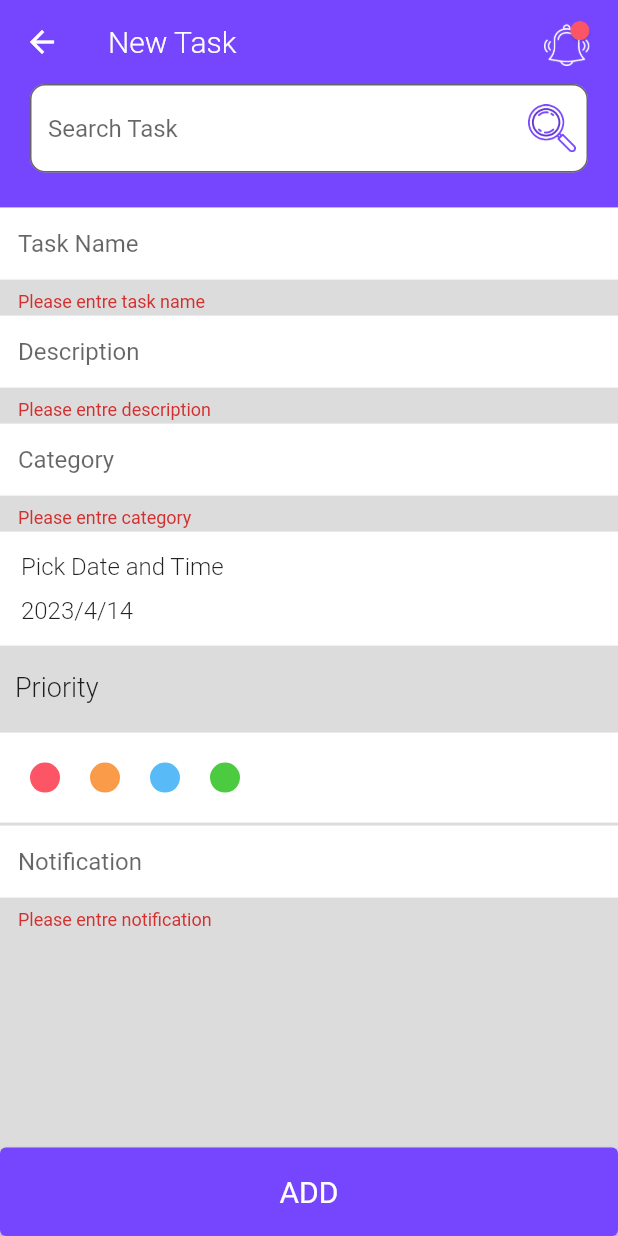
After one commit to melsayed7/todo_task, a Flutter app: the AddNewTask screen opened by its route, after a tap on "ADD", on a phone screen of 412 x 824 dp. The commit adds this screen. Run offline on Flutter 3.47's test engine with Material 2 defaults, Android fonts, the phone set to English and light mode, and no system bars; our stand-ins replace bloc, cloud_firestore, equatable, firebase_core, flutter_bloc, shared_preferences; accounts and stored records are empty.

Commit message:
finish functionality for adding task to firebase

```diff
--- a/lib/core/app_color.dart
+++ b/lib/core/app_color.dart
@@ -4,4 +4,8 @@ class AppColor {
   static Color primaryColor = Color(0xff7646FF);
   static Color whiteColor = Color(0xffFFFFFF);
   static Color textColor = Color(0xff5030A6);
+  static Color redColor = Color(0xffFC5565);
+  static Color yellowColor = Color(0xffFA9B4A);
+  static Color blueColor = Color(0xff58BBF7);
+  static Color greenColor = Color(0xff4CCB41);
 }
--- a/lib/main.dart
+++ b/lib/main.dart
@@ -1,7 +1,9 @@
 import 'package:bloc/bloc.dart';
+import 'package:firebase_core/firebase_core.dart';
 import 'package:flutter/material.dart';
 import 'package:shared_preferences/shared_preferences.dart';
 import 'package:todo_task/core/app_theme.dart';
+import 'package:todo_task/presentation/pages/add_new_task/add_new_task.dart';
 import 'package:todo_task/presentation/pages/login/login_screen.dart';
 
 import 'bloc_observer.dart';
@@ -11,6 +13,7 @@ var email;
 
 void main() async {
   WidgetsFlutterBinding.ensureInitialized();
+  await Firebase.initializeApp();
   SharedPreferences prefs = await SharedPreferences.getInstance();
   email = prefs.getString('email');
   Bloc.observer = MyBlocObserver();
@@ -27,6 +30,7 @@ class MyApp extends StatelessWidget {
       routes: {
         LoginScreen.routeName: (_) => LoginScreen(),
         HomeScreen.routeName: (_) => HomeScreen(),
+        AddNewTask.routeName: (_) => AddNewTask(),
       },
       theme: AppTheme.theme,
     );
--- /dev/null
+++ b/lib/model/firebase_utils.dart
@@ -0,0 +1,17 @@
+import 'package:cloud_firestore/cloud_firestore.dart';
+import 'package:todo_task/model/task_model.dart';
+
+CollectionReference<TaskModel> getTaskCollectionReference() {
+  return FirebaseFirestore.instance.collection('task').withConverter<TaskModel>(
+        fromFirestore: (snapshot, options) =>
+            TaskModel.fromJson(snapshot.data()!),
+        toFirestore: (value, options) => value.toJson(),
+      );
+}
+
+Future<void> addTaskToFirebase(TaskModel model) {
+  var collection = getTaskCollectionReference();
+  var docRef = collection.doc();
+  model.id = docRef.id;
+  return docRef.set(model);
+}
--- /dev/null
+++ b/lib/model/task_model.dart
@@ -0,0 +1,38 @@
+class TaskModel {
+  String id;
+  String taskName;
+  String description;
+  String category;
+  int date;
+  String notification;
+
+  TaskModel({
+    this.id = '',
+    required this.taskName,
+    required this.description,
+    required this.category,
+    required this.date,
+    required this.notification,
+  });
+
+  TaskModel.fromJson(Map<String, dynamic> json)
+      : this(
+          id: json['id'] as String,
+          taskName: json['taskName'] as String,
+          description: json['description'] as String,
+          category: json['category'] as String,
+          date: json['date'] as int,
+          notification: json['notification'] as String,
+        );
+
+  Map<String, dynamic> toJson() {
+    return {
+      'id': id,
+      'taskName': taskName,
+      'description': description,
+      'category': category,
+      'date': date,
+      'notification': notification,
+    };
+  }
+}
--- /dev/null
+++ b/lib/presentation/pages/add_new_task/add_new_task.dart
@@ -0,0 +1,233 @@
+import 'package:flutter/material.dart';
+import 'package:todo_task/core/app_color.dart';
+import 'package:todo_task/model/firebase_utils.dart';
+import 'package:todo_task/model/task_model.dart';
+import 'package:todo_task/presentation/widget/custom_text_form_field.dart';
+
+class AddNewTask extends StatefulWidget {
+  static const String routeName = 'AddNewTask';
+
+  @override
+  State<AddNewTask> createState() => _AddNewTaskState();
+}
+
+class _AddNewTaskState extends State<AddNewTask> {
+  var formKey = GlobalKey<FormState>();
+
+  DateTime selectedDate = DateTime.now();
+
+  var taskNameController = TextEditingController();
+
+  var descriptionController = TextEditingController();
+
+  var categoryController = TextEditingController();
+
+  var notificationController = TextEditingController();
+
+  @override
+  Widget build(BuildContext context) {
+    var size = MediaQuery.of(context).size;
+    return Scaffold(
+      resizeToAvoidBottomInset: false,
+      appBar: AppBar(
+        title: Text(
+          'New Task',
+          style: TextStyle(
+              color: AppColor.whiteColor, fontWeight: FontWeight.w300),
+        ),
+        actions: [
+          Padding(
+            padding: const EdgeInsets.all(12.0),
+            child: Image.asset(
+              'assets/images/aleart.png',
+              width: size.width * .1,
+            ),
+          ),
+        ],
+      ),
+      body: Container(
+        decoration: const BoxDecoration(color: Colors.black12),
+        child: Form(
+          key: formKey,
+          child: Column(
+            crossAxisAlignment: CrossAxisAlignment.stretch,
+            children: [
+              Container(
+                height: size.height * .10,
+                decoration: BoxDecoration(color: AppColor.primaryColor),
+                child: Padding(
+                  padding: const EdgeInsets.symmetric(horizontal: 20),
+                  child: TextField(
+                    decoration: InputDecoration(
+                        hintText: 'Search Task',
+                        suffixIcon: Padding(
+                          padding: const EdgeInsets.all(8.0),
+                          child: Image.asset(
+                            'assets/images/search.png',
+                            width: size.width * .01,
+                          ),
+                        ),
+                        fillColor: AppColor.whiteColor,
+                        filled: true,
+                        border: OutlineInputBorder(
+                          borderRadius: BorderRadius.circular(10),
+                        )),
+                  ),
+                ),
+              ),
+              CustomTextFormField(
+                validator: (value) {
+                  if (value!.isEmpty) {
+                    return 'Please entre task name';
+                  }
+                  return null;
+                },
+                controller: taskNameController,
+                hintText: 'Task Name',
+              ),
+              CustomTextFormField(
+                validator: (value) {
+                  if (value!.isEmpty) {
+                    return 'Please entre description';
+                  }
+                  return null;
+                },
+                controller: descriptionController,
+                hintText: 'Description',
+              ),
+              CustomTextFormField(
+                validator: (value) {
+                  if (value!.isEmpty) {
+                    return 'Please entre category';
+                  }
+                  return null;
+                },
+                controller: categoryController,
+                hintText: 'Category',
+              ),
+              Container(
+                padding: const EdgeInsets.all(14),
+                margin: const EdgeInsets.only(bottom: 2),
+                decoration: BoxDecoration(color: AppColor.whiteColor),
+                child: Column(
+                  crossAxisAlignment: CrossAxisAlignment.start,
+                  children: [
+                    const Text(
+                      'Pick Date and Time',
+                      style: TextStyle(
+                        fontWeight: FontWeight.w300,
+                        fontSize: 16,
+                      ),
+                    ),
+                    const SizedBox(
+                      height: 10,
+                    ),
+                    InkWell(
+                      onTap: () {
+                        showDate();
+                      },
+                      child: Text(
+                        '${selectedDate.year}/${selectedDate.month}/${selectedDate.day}',
+                        style: const TextStyle(
+                          fontWeight: FontWeight.w300,
+                          fontSize: 16,
+                        ),
+                      ),
+                    ),
+                  ],
+                ),
+              ),
+              const Padding(
+                padding: EdgeInsets.only(left: 10.0, top: 15, bottom: 20),
+                child: Text(
+                  'Priority',
+                  style: TextStyle(
+                    fontWeight: FontWeight.w300,
+                    fontSize: 18,
+                  ),
+                ),
+              ),
+              Container(
+                padding: const EdgeInsets.all(20),
+                margin: const EdgeInsets.only(bottom: 2),
+                decoration: BoxDecoration(color: AppColor.whiteColor),
+                child: Row(
+                  children: [
+                    CircleAvatar(
+                        backgroundColor: AppColor.redColor, radius: 10),
+                    Padding(
+                      padding: const EdgeInsets.only(left: 20.0),
+                      child: CircleAvatar(
+                          backgroundColor: AppColor.yellowColor, radius: 10),
+                    ),
+                    Padding(
+                      padding: const EdgeInsets.only(left: 20.0),
+                      child: CircleAvatar(
+                          backgroundColor: AppColor.blueColor, radius: 10),
+                    ),
+                    Padding(
+                      padding: const EdgeInsets.only(left: 20.0),
+                      child: CircleAvatar(
+                          backgroundColor: AppColor.greenColor, radius: 10),
+                    ),
+                  ],
+                ),
+              ),
+              CustomTextFormField(
+                validator: (value) {
+                  if (value!.isEmpty) {
+                    return 'Please entre notification';
+                  }
+                  return null;
+                },
+                controller: notificationController,
+                hintText: 'Notification',
+              ),
+              const Spacer(),
+              ElevatedButton(
+                onPressed: () {
+                  if (formKey.currentState!.validate()) {
+                    TaskModel taskModel = TaskModel(
+                      taskName: taskNameController.text,
+                      description: descriptionController.text,
+                      category: categoryController.text,
+                      date: DateUtils.dateOnly(selectedDate)
+                          .microsecondsSinceEpoch,
+                      notification: notificationController.text,
+                    );
+                    addTaskToFirebase(taskModel);
+                  }
+                },
+                style: ElevatedButton.styleFrom(
+                  padding: const EdgeInsets.all(18),
+                  backgroundColor: AppColor.primaryColor,
+                ),
+                child: Text(
+                  'ADD',
+                  style: TextStyle(
+                    color: AppColor.whiteColor,
+                    fontSize: 20,
+                    fontWeight: FontWeight.w400,
+                  ),
+                ),
+              ),
+            ],
+          ),
+        ),
+      ),
+    );
+  }
+
+  Future<void> showDate() async {
+    var chosenDate = await showDatePicker(
+      context: context,
+      initialDate: selectedDate,
+      firstDate: DateTime.now(),
+      lastDate: DateTime.now().add(const Duration(days: 365)),
+    );
+    if (chosenDate != null) {
+      selectedDate = chosenDate;
+    }
+    setState(() {});
+  }
+}
--- a/lib/presentation/pages/home/home_screen.dart
+++ b/lib/presentation/pages/home/home_screen.dart
@@ -1,5 +1,6 @@
 import 'package:flutter/material.dart';
 import 'package:todo_task/core/app_color.dart';
+import 'package:todo_task/presentation/pages/add_new_task/add_new_task.dart';
 import 'package:todo_task/presentation/widget/tab_section.dart';
 
 class HomeScreen extends StatelessWidget {
@@ -27,7 +28,9 @@ class HomeScreen extends StatelessWidget {
             width: size.width * .1,
           ),
           InkWell(
-            onTap: () {},
+            onTap: () {
+              Navigator.of(context).pushNamed(AddNewTask.routeName);
+            },
             child: Padding(
               padding: const EdgeInsets.symmetric(horizontal: 15),
               child: Image.asset(
--- /dev/null
+++ b/lib/presentation/widget/custom_text_form_field.dart
@@ -0,0 +1,31 @@
+import 'package:flutter/material.dart';
+import 'package:todo_task/core/app_color.dart';
+
+class CustomTextFormField extends StatelessWidget {
+  String? Function(String?)? validator;
+  String hintText;
+  TextEditingController controller;
+
+  CustomTextFormField({
+    required this.validator,
+    required this.hintText,
+    required this.controller,
+  });
+
+  @override
+  Widget build(BuildContext context) {
+    return Padding(
+      padding: const EdgeInsets.only(bottom: 2.0),
+      child: TextFormField(
+        controller: controller,
+        validator: validator,
+        decoration: InputDecoration(
+          border: InputBorder.none,
+          hintText: hintText,
+          filled: true,
+          fillColor: AppColor.whiteColor,
+        ),
+      ),
+    );
+  }
+}
--- a/pubspec.yaml
+++ b/pubspec.yaml
@@ -18,9 +18,8 @@ dependencies:
   cupertino_icons: ^1.0.2
   bloc: ^8.1.1
   flutter_bloc: ^8.1.2
-  #firebase_core: ^2.9.0
-  #firebase_auth: ^4.4.0
-  #cloud_firestore: ^4.5.0
+  firebase_core: ^2.9.0
+  cloud_firestore: ^4.5.0
   equatable: ^2.0.5
   dartz: ^0.10.1
   get_it: ^7.2.0
```
Also changed, not shown: pubspec.lock, 4 other files.
